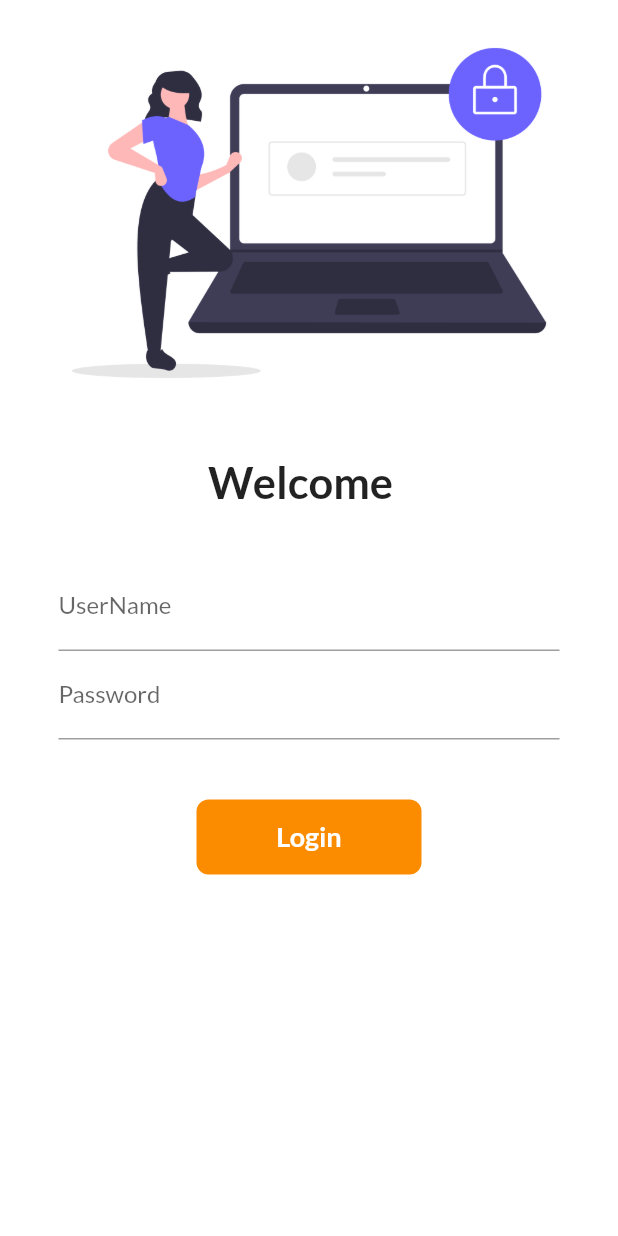
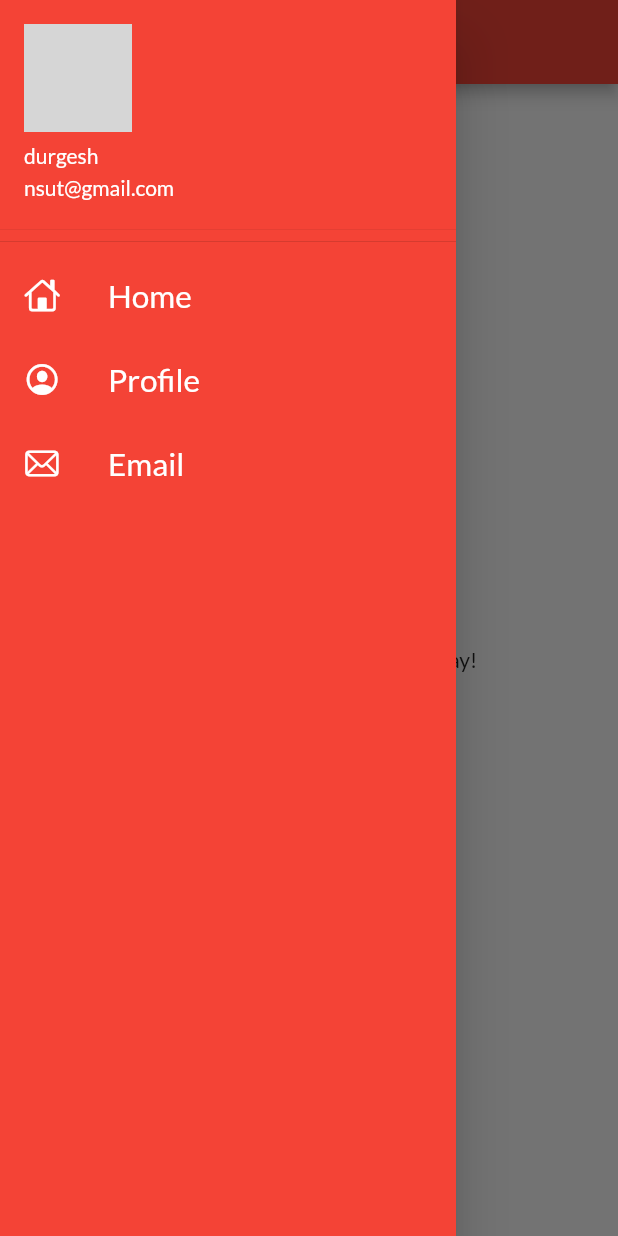
Before and after one commit to Decode749/60daysOfFlutter, a Flutter app: the screen it shows after launch, with the side drawer open (before the commit the screen has no drawer), on a phone screen of 412 x 824 dp. Run offline on Flutter 3.47's test engine with Material 2 defaults, Android fonts, the phone set to English and light mode, and no system bars; our stand-ins replace google_fonts; network calls fail; grey boxes are pictures that could not be loaded.

Commit message:
DAY-8 completed

```diff
--- a/flutter_catalog/lib/main.dart
+++ b/flutter_catalog/lib/main.dart
@@ -16,6 +16,7 @@ class MyApp extends StatelessWidget {
   @override
   Widget build(BuildContext context) {
 
+
     return MaterialApp(
       themeMode: ThemeMode.light,
       theme: ThemeData(
@@ -25,8 +26,8 @@ class MyApp extends StatelessWidget {
       darkTheme: ThemeData(
         brightness:Brightness.dark,
       ),
-
-      initialRoute: "/login",
+      debugShowCheckedModeBanner: false,
+      initialRoute: MyRoutes.homeRoute,
 
       routes: {
 
--- a/flutter_catalog/lib/pages/home_page.dart
+++ b/flutter_catalog/lib/pages/home_page.dart
@@ -1,4 +1,5 @@
 import 'package:flutter/material.dart';
+import 'package:flutter_catalog/widgets/drawer.dart';
 
 class HOMEPAGE extends StatelessWidget {
   const HOMEPAGE({Key? key}) : super(key: key);
@@ -21,7 +22,7 @@ class HOMEPAGE extends StatelessWidget {
         ),
         ),
         // ignore: prefer_const_constructors
-        drawer: Drawer(),
+        drawer: Mydrawer(),
       );
   }
 }
--- /dev/null
+++ b/flutter_catalog/lib/widgets/drawer.dart
@@ -0,0 +1,71 @@
+// ignore_for_file: prefer_const_constructors
+
+import 'package:flutter/cupertino.dart';
+import 'package:flutter/material.dart';
+
+class Mydrawer  extends StatelessWidget {
+  const Mydrawer ({Key? key}) : super(key: key);
+
+  @override
+  Widget build(BuildContext context) {
+
+    // ignore: prefer_const_declarations
+    final imageUrl =
+     "https://ichef.bbci.co.uk/news/976/cpsprodpb/F382/production/_123883326_852a3a31-69d7-4849-81c7-8087bf630251.jpg";
+    return Drawer(
+      child: Container(
+        color: Colors.red,
+        child: ListView(
+          // ignore: prefer_const_literals_to_create_immutables
+          children: [
+            DrawerHeader(
+              padding: EdgeInsets.zero,
+              child: UserAccountsDrawerHeader(
+              accountEmail: Text("nsut@gmail.com"),
+               accountName: Text("durgesh"),
+               currentAccountPicture: CircleAvatar(
+                backgroundImage: NetworkImage(imageUrl),
+               ),
+              ),
+              ),
+              ListTile(
+                leading: Icon(
+                CupertinoIcons.home ,
+                color:Colors.white),
+                title : Text("Home",
+                style: TextStyle(
+                  color: Colors.white,
+                ),
+                textScaleFactor: 1.5,
+              ),
+              ),
+
+              ListTile(
+                leading: Icon(
+                CupertinoIcons.profile_circled,
+                color:Colors.white),
+                title : Text("Profile",
+                style: TextStyle(
+                  color: Colors.white,
+                ),
+                textScaleFactor: 1.5,
+              ),
+              ),
+
+              ListTile(
+                leading: Icon(
+                CupertinoIcons.mail,
+                color:Colors.white),
+                title : Text("Email",
+                style: TextStyle(
+                  color: Colors.white,
+                ),
+                textScaleFactor: 1.5,
+              ),
+              )
+          ],
+        ),
+      ),
+    );
+  }
+}
```
Also changed, not shown: flutter_catalog/lib/pages/login_page.dart (+50 -33 lines), flutter_catalog/assets/images/login_image2.png (added), 4 other files.
